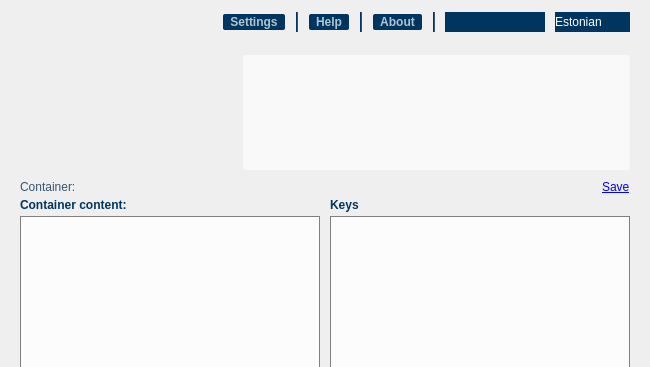
Above: crypto/ui/MainWindow.ui from open-eid/qdigidoc before the change; both pictures show x 0 to 650 and y 0 to 367 of the 650 by 540 pixel window. Below: the same form after it.
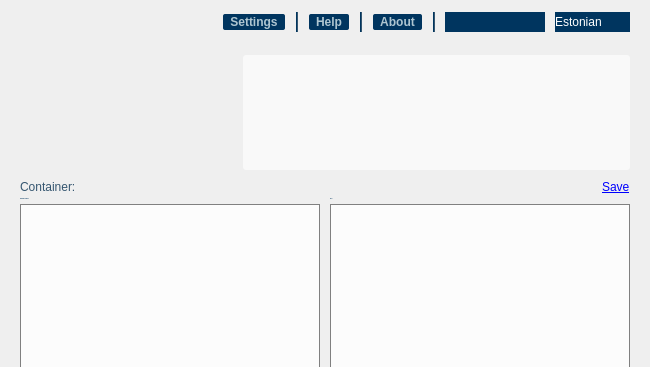
That is the form after the change. The open tabs and pages were chosen to show the change. Icons and pictures are not drawn. Custom widgets are drawn as their Qt base class.

What changed in the file:
```diff
--- a/crypto/ui/MainWindow.ui
+++ b/crypto/ui/MainWindow.ui
@@ -516,7 +516,10 @@
            <widget class="QLabel" name="viewContentLabel">
             <property name="font">
              <font>
+              <family>Arial, Liberation Sans</family>
+              <pointsize>-1</pointsize>
               <weight>75</weight>
+              <italic>false</italic>
               <bold>true</bold>
              </font>
             </property>
@@ -529,7 +532,10 @@
            <widget class="QLabel" name="viewKeysLabel">
             <property name="font">
              <font>
+              <family>Arial, Liberation Sans</family>
+              <pointsize>-1</pointsize>
               <weight>75</weight>
+              <italic>false</italic>
               <bold>true</bold>
              </font>
             </property>
```
Left out of the diff: 14 changed lines with no effect on the pictures.
